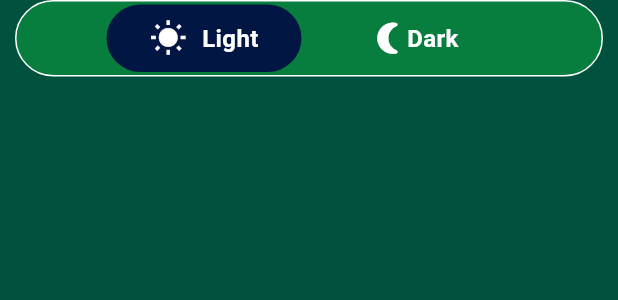
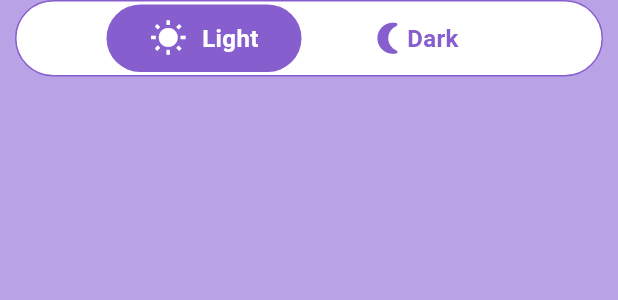
Before and after one commit to Louay-Barraq/SmartDaigaku, a Flutter app: the ThemeToggle widget shown alone on an empty page, opened directly, on a phone screen of 412 x 824 dp. Shown: the top 300 px of the screen. Run offline on Flutter 3.47's test engine with Material 3 defaults, Android fonts, the phone set to English and light mode, and no system bars; our stand-ins replace cloud_firestore, firebase_auth, firebase_core, fluttertoast, google_sign_in; accounts and stored records are empty; network calls fail.

Commit message:
Updated some pages

```diff
--- a/lib/components/theme_toggle.dart
+++ b/lib/components/theme_toggle.dart
@@ -27,9 +27,10 @@ class _ThemeToggleState extends State<ThemeToggle> {
       padding: EdgeInsets.symmetric(horizontal: 5, vertical: 2),
       margin: EdgeInsets.symmetric(horizontal: 10),
       decoration: BoxDecoration(
-          color: Color(0xFF087E3E), // Background color
+          color: Color.fromARGB(255, 255, 255, 255), // Background color
           borderRadius: BorderRadius.circular(50),
-          border: Border.all(color: Colors.white, width: 1)),
+          border: Border.all(
+              color: Theme.of(context).colorScheme.secondary, width: 1)),
       child: Row(
         mainAxisAlignment: MainAxisAlignment.center,
         children: [
@@ -41,8 +42,8 @@ class _ThemeToggleState extends State<ThemeToggle> {
               padding: EdgeInsets.all(8.0),
               decoration: BoxDecoration(
                 color: !_isDarkTheme
-                    ? Color.fromARGB(255, 2, 22, 68)
-                    : Color(0xFF087E3E),
+                    ? Theme.of(context).colorScheme.secondary
+                    : Colors.transparent,
                 shape: BoxShape.rectangle,
                 borderRadius: BorderRadius.circular(50),
               ),
@@ -51,7 +52,9 @@ class _ThemeToggleState extends State<ThemeToggle> {
                 children: [
                   Icon(
                     Icons.wb_sunny,
-                    color: Colors.white,
+                    color: !_isDarkTheme
+                        ? Colors.white
+                        : Theme.of(context).colorScheme.secondary,
                     size: 25,
                   ),
                   SizedBox(
@@ -60,7 +63,9 @@ class _ThemeToggleState extends State<ThemeToggle> {
                   Text(
                     "Light",
                     style: TextStyle(
-                      color: Colors.white,
+                      color: !_isDarkTheme
+                          ? Colors.white
+                          : Theme.of(context).colorScheme.secondary,
                       fontSize: 16,
                       fontWeight: FontWeight.w700,
                     ),
@@ -78,8 +83,8 @@ class _ThemeToggleState extends State<ThemeToggle> {
               padding: EdgeInsets.all(8.0),
               decoration: BoxDecoration(
                 color: _isDarkTheme
-                    ? Color.fromARGB(255, 2, 22, 68)
-                    : Color(0xFF087E3E),
+                    ? Theme.of(context).colorScheme.secondary
+                    : Colors.transparent,
                 shape: BoxShape.rectangle,
                 borderRadius: BorderRadius.circular(50),
               ),
@@ -88,13 +93,17 @@ class _ThemeToggleState extends State<ThemeToggle> {
                 children: [
                   Icon(
                     Icons.nightlight_round,
-                    color: Colors.white,
+                    color: !_isDarkTheme
+                        ? Theme.of(context).colorScheme.secondary
+                        : Colors.white,
                     size: 25,
                   ),
                   Text(
                     "Dark",
                     style: TextStyle(
-                      color: Colors.white,
+                      color: !_isDarkTheme
+                          ? Theme.of(context).colorScheme.secondary
+                          : Colors.white,
                       fontSize: 16,
                       fontWeight: FontWeight.w700,
                     ),
--- a/lib/main.dart
+++ b/lib/main.dart
@@ -8,6 +8,8 @@ import 'package:smart_daigoku/pages/signup_page.dart';
 import 'package:firebase_core/firebase_core.dart';
 import 'package:smart_daigoku/themes/dark_theme.dart';
 import 'package:smart_daigoku/themes/light_theme.dart';
+import 'package:smart_daigoku/themes/purple_dark_theme.dart';
+import 'package:smart_daigoku/themes/purple_light_theme.dart';
 import 'firebase_options.dart';
 
 void main() async {
@@ -22,7 +24,7 @@ class MyApp extends StatelessWidget {
   @override
   Widget build(BuildContext context) {
     return MaterialApp(
-      theme: darkTheme,
+      theme: lightPurpleTheme,
       debugShowCheckedModeBanner: false,
       home: WelcomeScreen(),
     );
@@ -33,6 +35,6 @@ class WelcomeScreen extends StatelessWidget {
   const WelcomeScreen({super.key});
   @override
   Widget build(BuildContext context) {
-    return HomePage();
+    return InitialPage();
   }
 }
```
Also changed, not shown: lib/pages/home_page.dart (+6 -8 lines).
